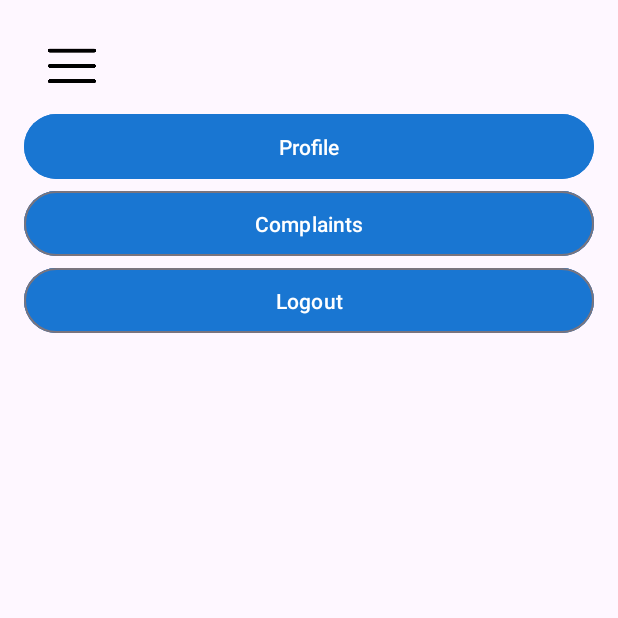
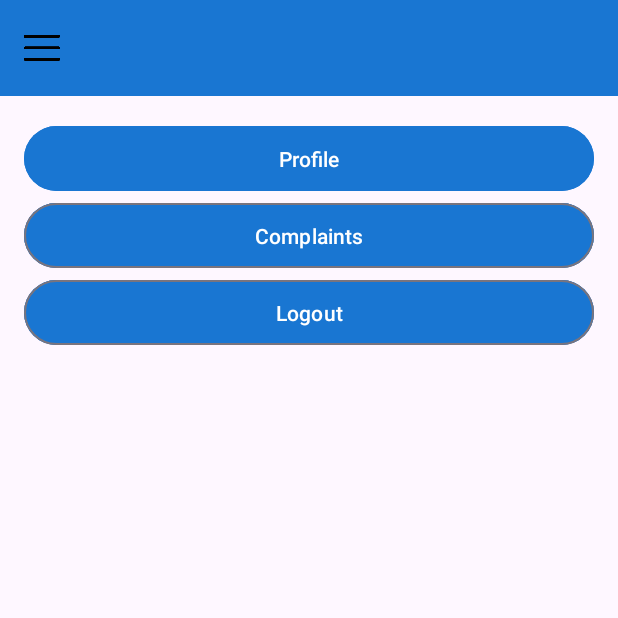
Before and after one commit to IamGotu/WeCareMobile, an Android app: the Dashboard screen opened directly, with no data from a screen before it, on a phone screen of 412 x 824 dp, the top half of it. Run offline under Robolectric (Android 15) with nearby library versions, the light colour scheme and no system bars; our stand-ins replace Volley.

Commit message:
adding action bar

```diff
--- a/app/src/main/java/com/sia/android/wecare/Dashboard.java
+++ b/app/src/main/java/com/sia/android/wecare/Dashboard.java
@@ -4,7 +4,6 @@ import android.content.Intent;
 import android.graphics.Color;
 import android.os.Build;
 import android.os.Bundle;
-import android.view.MenuItem;
 import android.view.View;
 import android.view.Window;
 import android.widget.ImageView;
@@ -12,6 +11,7 @@ import android.widget.TextView;
 import android.widget.Toast;
 
 import androidx.appcompat.app.AppCompatActivity;
+import androidx.appcompat.widget.Toolbar;
 import androidx.core.view.GravityCompat;
 import androidx.drawerlayout.widget.DrawerLayout;
 
@@ -25,33 +25,46 @@ public class Dashboard extends AppCompatActivity {
     ImageView menuIcon;
     MaterialButton btnProfile, btnComplaints, btnLogout;
     TextView textEmail;
+    Toolbar toolbar;
 
     @Override
     protected void onCreate(Bundle savedInstanceState) {
         super.onCreate(savedInstanceState);
         setContentView(R.layout.activity_dashboard);
 
+        // Your original status bar code
         if (Build.VERSION.SDK_INT >= Build.VERSION_CODES.M) {
-            // Set the status bar background to white
             Window window = getWindow();
             window.setStatusBarColor(Color.WHITE);
+            window.getDecorView().setSystemUiVisibility(View.SYSTEM_UI_FLAG_LIGHT_STATUS_BAR);
 
-            // Make status bar icons dark
-            window.getDecorView().setSystemUiVisibility(View.SYSTEM_UI_FLAG_LIGHT_STATUS_BAR);
+            // Add this for status bar overlap fix
+            window.getDecorView().setOnApplyWindowInsetsListener((v, insets) -> {
+                int statusBarHeight = insets.getSystemWindowInsetTop();
+                findViewById(R.id.toolbar).setPadding(0, statusBarHeight, 0, 0);
+                return insets;
+            });
         }
 
-        // Initialize UI components
+        // Initialize ALL your original components
         drawerLayout = findViewById(R.id.drawerLayout);
         navigationView = findViewById(R.id.navigationView);
         menuIcon = findViewById(R.id.menuIcon);
         btnProfile = findViewById(R.id.btnProfile);
         btnComplaints = findViewById(R.id.btnComplaints);
         btnLogout = findViewById(R.id.btnLogout);
+        toolbar = findViewById(R.id.toolbar);
 
-        // Open drawer on menu icon click
+        // Set up toolbar (NEW)
+        setSupportActionBar(toolbar);
+        if (getSupportActionBar() != null) {
+            getSupportActionBar().setDisplayShowTitleEnabled(false);
+        }
+
+        // Your original menu icon click listener
         menuIcon.setOnClickListener(v -> drawerLayout.openDrawer(GravityCompat.START));
 
-        // Sidebar item click handling
+        // Your original sidebar handling
         navigationView.setNavigationItemSelectedListener(item -> {
             int id = item.getItemId();
 
@@ -73,7 +86,7 @@ public class Dashboard extends AppCompatActivity {
             return true;
         });
 
-        // Optional button listeners
+        // Your original button listeners
         btnProfile.setOnClickListener(v ->
                 Toast.makeText(this, "Profile feature coming soon", Toast.LENGTH_SHORT).show());
 
--- a/app/src/main/res/layout/activity_dashboard.xml
+++ b/app/src/main/res/layout/activity_dashboard.xml
@@ -1,6 +1,8 @@
-<androidx.drawerlayout.widget.DrawerLayout xmlns:android="http://schemas.android.com/apk/res/android"
+<?xml version="1.0" encoding="utf-8"?>
+<androidx.drawerlayout.widget.DrawerLayout
+    xmlns:android="http://schemas.android.com/apk/res/android"
+    xmlns:app="http://schemas.android.com/apk/res-auto"
     xmlns:tools="http://schemas.android.com/tools"
-    xmlns:app="http://schemas.android.com/apk/res-auto"
     android:id="@+id/drawerLayout"
     android:layout_width="match_parent"
     android:layout_height="match_parent"
@@ -8,24 +10,41 @@
 
     <!-- Main Content -->
     <LinearLayout
+        android:layout_width="match_parent"
+        android:layout_height="match_parent"
+        android:orientation="vertical"
+        android:fitsSystemWindows="true">
+
+        <!-- Toolbar with status bar padding -->
+
+        <!-- Your original content EXACTLY as you had it -->
+
+        <androidx.appcompat.widget.Toolbar
+            android:id="@+id/toolbar"
+            android:layout_width="match_parent"
+            android:layout_height="?attr/actionBarSize"
+            android:background="#1976D2"
+            android:elevation="4dp"
+            android:paddingTop="@dimen/status_bar_padding">
+
+            <ImageView
+                android:id="@+id/menuIcon"
+                android:layout_width="24dp"
+                android:layout_height="24dp"
+                android:layout_marginStart="16dp"
+                android:contentDescription="@string/menu"
+                android:scaleType="centerInside"
+                android:src="@drawable/ic_menu" />
+
+        </androidx.appcompat.widget.Toolbar>
+
+        <LinearLayout
             android:id="@+id/mainLayout"
             android:layout_width="match_parent"
             android:layout_height="match_parent"
             android:orientation="vertical"
             android:padding="16dp"
-        android:paddingTop="0dp"> <!-- This is where we set padding for status bar -->
-
-        <!-- Add Toolbar icon if needed -->
-        <ImageView
-            android:id="@+id/menuIcon"
-            android:layout_width="32dp"
-            android:layout_height="32dp"
-            android:layout_marginStart="16dp"
-            android:layout_marginTop="12dp"
-            android:layout_marginBottom="12dp"
-            android:src="@drawable/ic_menu"
-            android:contentDescription="@string/menu"
-            android:scaleType="centerInside" />
+            android:paddingTop="0dp">
 
             <com.google.android.material.button.MaterialButton
                 android:id="@+id/btnProfile"
@@ -56,8 +75,9 @@
                 android:textColor="@color/white"
                 android:padding="12dp" />
         </LinearLayout>
+    </LinearLayout>
 
-    <!-- Sidebar (Navigation Drawer) -->
+    <!-- Your original NavigationView -->
     <com.google.android.material.navigation.NavigationView
         android:id="@+id/navigationView"
         android:layout_width="wrap_content"
--- /dev/null
+++ b/app/src/main/res/values/dimens.xml
@@ -0,0 +1,5 @@
+<?xml version="1.0" encoding="utf-8"?>
+<resources>
+    <!-- Status bar height padding -->
+    <dimen name="status_bar_padding">8dp</dimen>
+</resources>
```
Lines whose indentation alone changed are shown as unchanged.
